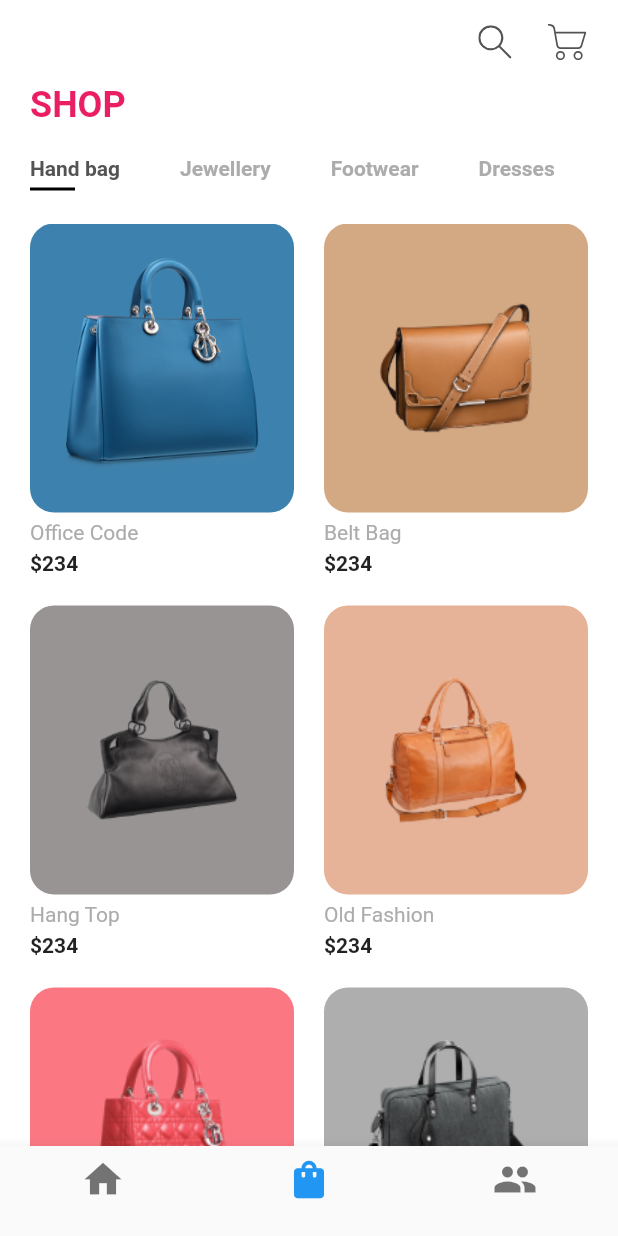
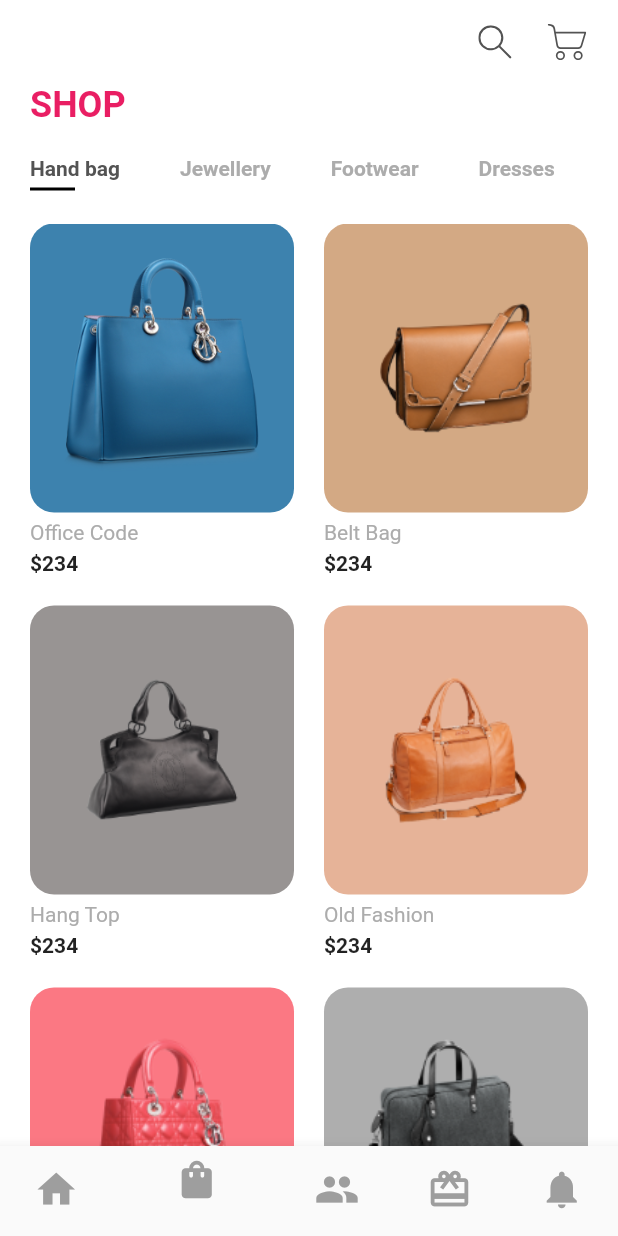
Before and after one commit to thesubin/Pink-Hope, a Flutter app: the screen it shows once a user with an empty profile is signed in, item 2 of the bottom bar chosen, on a phone screen of 412 x 824 dp. Run offline on Flutter 3.47's test engine with Material 2 defaults, Android fonts, the phone set to English and light mode, and no system bars; our stand-ins replace firebase_auth, firebase_core, flutter_svg, font_awesome_flutter, google_fonts, webview_flutter; accounts and stored records are empty.

Commit message:
Updates on Donate,notification and home

```diff
--- a/lib/Screens/Homepage/homescreen.dart
+++ b/lib/Screens/Homepage/homescreen.dart
@@ -1,6 +1,8 @@
 import 'package:flutter/material.dart';
 import 'package:flutter_auth/Screens/About/About.dart';
+import 'package:flutter_auth/Screens/Donate/Donate.dart';
 import 'package:flutter_auth/Screens/Homepage/CardScroll.dart';
+import 'package:flutter_auth/Screens/Notification/notificationList.dart';
 import 'package:font_awesome_flutter/font_awesome_flutter.dart';
 import 'package:google_fonts/google_fonts.dart';
 import 'package:flutter_svg/svg.dart';
@@ -66,10 +68,11 @@ class _HomeScreenState extends State<Home> {
         width: double.infinity,
         decoration: BoxDecoration(
           gradient: LinearGradient(
-            begin: Alignment.topCenter,
+            begin: Alignment.center,
             colors: [
-              Colors.pink,
-              Colors.white
+                          Color(0xfff1cfd5),
+              Color(0xfff1cfd5),
+
             ]
           )
         ),
@@ -87,10 +90,12 @@ class _HomeScreenState extends State<Home> {
                   fontSize: 20.0,
 
                   fontWeight: FontWeight.bold,
-                  color: Colors.white
+                        color: Colors.white
+
                 ),
               ),
-              IconButton(onPressed:() {}, icon: Icon(Icons.search_rounded,color: Colors.white,size: 30,))
+              IconButton(onPressed:() {}, icon: Icon(Icons.search_rounded,      color: Colors.white
+            ,size: 30,))
               ],
             )
             ),
@@ -110,14 +115,17 @@ class _HomeScreenState extends State<Home> {
                     child: Text("What is Pink Hope?",
 
                   style: GoogleFonts.poppins(textStyle:TextStyle(
-                  fontSize: 55.0,
+                  fontSize: 45.0,
 
-                  fontWeight: FontWeight.bold,
-                  color: Colors.pinkAccent
+                  fontWeight: FontWeight.w100,
+                        color: Color(0xff73313b)
+
                 )))),
-                  SvgPicture.asset(
-                 "assets/icons/login.svg",
-                 height: size.height * 0.35,
+                  Image.asset(
+                 "assets/images/home.jpg",
+                 height: size.height * 0.30,
+
+                 fit: BoxFit.cover,
                  ),
                 Padding(
                     padding: EdgeInsets.only(left: 20, right: 20,top: 40),
@@ -127,7 +135,8 @@ class _HomeScreenState extends State<Home> {
                     fontSize: 22.0,
 
                     fontWeight: FontWeight.w400,
-                     color: Colors.pinkAccent
+                          color: Color(0xff73313b)
+
                 ))) ,),
                       Padding(
 
@@ -166,7 +175,7 @@ class _HomeScreenState extends State<Home> {
         ),
     );
     }
-    final List _children= [HomeTab(),Shop(),About()]; //We Have defined the bottom Nav Here
+    final List _children= [HomeTab(),Shop(),About(),Donate(),NotificationList()]; //We Have defined the bottom Nav Here
 
     return Scaffold(
       body: SafeArea(
@@ -183,6 +192,7 @@ class _HomeScreenState extends State<Home> {
           BottomNavigationBarItem(
             icon: Icon(
               Icons.home,
+              color: Colors.grey,
               size: 30.0,
             ),
             title: SizedBox.shrink(),
@@ -191,6 +201,8 @@ class _HomeScreenState extends State<Home> {
             icon: Icon(
               Icons.shopping_bag,
               size: 30.0,
+               color: Colors.grey,
+
             ),
             title: SizedBox.shrink(),
           ),
@@ -198,9 +210,31 @@ class _HomeScreenState extends State<Home> {
             icon: Icon(
               Icons.people,
               size: 30.0,
+             color: Colors.grey,
+
+            ),
+            title: SizedBox.shrink(),
+          ),
+          BottomNavigationBarItem(
+            icon: Icon(
+              Icons.card_giftcard ,
+              size: 30.0,
+             color: Colors.grey,
+
+            ),
+            title: SizedBox.shrink(),
+          ),
+
+           BottomNavigationBarItem(
+            icon: Icon(
+              Icons.notifications,
+              color: Colors.grey,
+
+              size: 30.0,
             ),
             title: SizedBox.shrink(),
           )
+
         ],
       ),
     );
--- a/pubspec.yaml
+++ b/pubspec.yaml
@@ -29,6 +29,7 @@ dependencies:
   firebase_core: ^1.10.0
   firebase_auth: ^3.2.0
   provider: ^6.0.1
+  webview_flutter: ^3.0.0
 
 
 dev_dependencies:
```
Also changed, not shown: lib/Screens/Donate/Donate.dart (added, +10 -0 lines), lib/Screens/Notification/components/defaultAppBar.dart (added, +26 -0 lines), lib/Screens/Notification/components/defaultBackButton.dart (added, +17 -0 lines), lib/Screens/Notification/components/notificationTiles.dart (added, +28 -0 lines), lib/Screens/Notification/notificationList.dart (added, +38 -0 lines), lib/Screens/Notification/notificationPage.dart (added, +57 -0 lines), assets/images/home.jpg (added), 1 other file.
